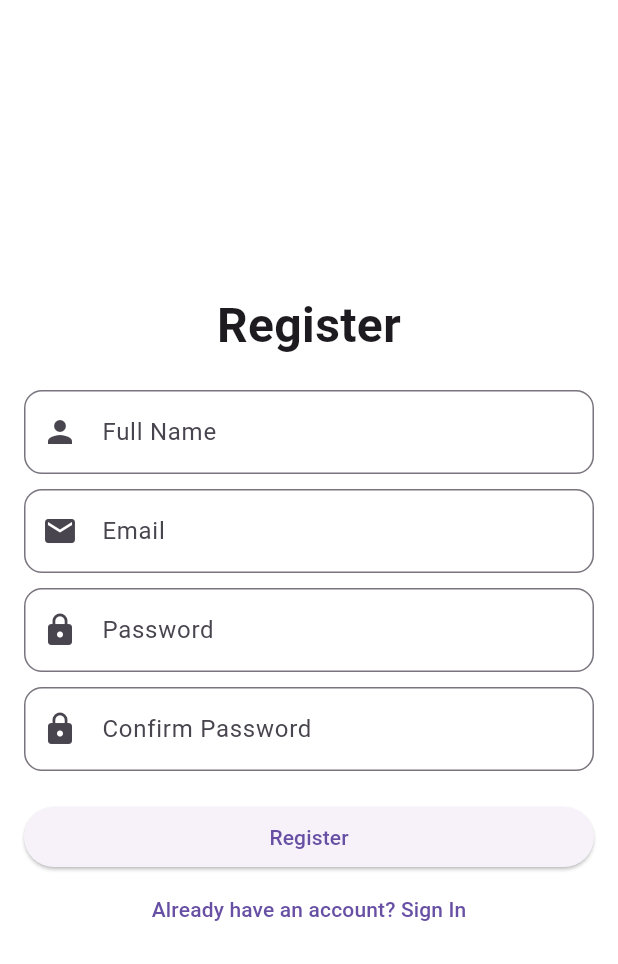
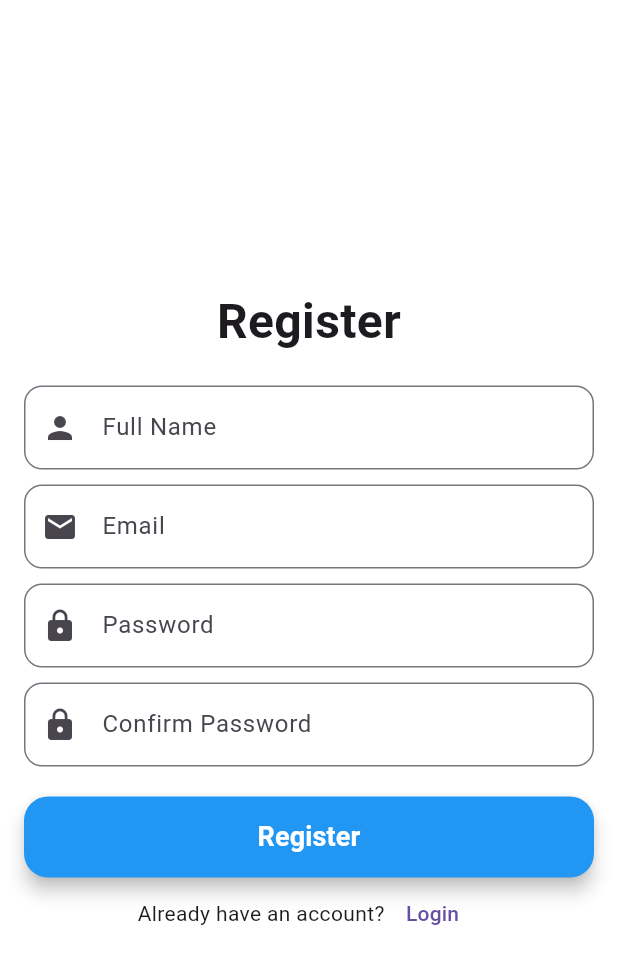
Before and after one commit to AmnaArifHussainC/paniwala, a Flutter app: the RegisterScreen screen opened directly, on a phone screen of 412 x 824 dp. Shown: the top 964 px of the screen. Run offline on Flutter 3.47's test engine with Material 3 defaults, Android fonts, the phone set to English and light mode, and no system bars; missing offline and left inert: onboarding_intro_screen.

Commit message:
Merge remote-tracking branch 'origin/master'

```diff
--- a/lib/view/user_auth/register.dart
+++ b/lib/view/user_auth/register.dart
@@ -1,9 +1,15 @@
 import 'package:flutter/material.dart';
-
+import 'package:paniwala/view/user_auth/signin.dart';
+import '../../widgets/custome_btn_auth.dart';
 import '../../widgets/custome_text_field.dart';
 
 class RegisterScreen extends StatelessWidget {
-  const RegisterScreen({super.key});
+   RegisterScreen({super.key});
+
+  final TextEditingController fullNameController = TextEditingController();
+  final TextEditingController emailController = TextEditingController();
+  final TextEditingController passwordController = TextEditingController();
+  final TextEditingController confirmPasswordController = TextEditingController();
 
   @override
   Widget build(BuildContext context) {
@@ -22,39 +28,50 @@ class RegisterScreen extends StatelessWidget {
             ),
             const SizedBox(height: 20),
             CustomTextField(
+              controller: fullNameController,
               hintText: "Full Name",
               icon: Icons.person,
             ),
             const SizedBox(height: 10),
             CustomTextField(
+              controller: emailController,
               hintText: "Email",
               icon: Icons.email,
             ),
             const SizedBox(height: 10),
             CustomTextField(
+              controller: passwordController,
               hintText: "Password",
               icon: Icons.lock,
               obscureText: true,
             ),
             const SizedBox(height: 10),
             CustomTextField(
+              controller: confirmPasswordController,
               hintText: "Confirm Password",
               icon: Icons.lock,
               obscureText: true,
             ),
             const SizedBox(height: 20),
-            ElevatedButton(
+            CustomButton(
+              text: "Register",
               onPressed: () {
                 debugPrint("Register Pressed");
               },
-              child: const Text("Register"),
+              color: Colors.blue,
             ),
-            TextButton(
-              onPressed: () {
-                Navigator.pop(context);
-              },
-              child: const Text("Already have an account? Sign In"),
-            ),
+            Row(
+              mainAxisAlignment: MainAxisAlignment.center,
+              children: [
+                Text("Already have an account?"),
+                TextButton(
+                    onPressed: (){
+                      Navigator.push(context, MaterialPageRoute(builder: (context)=>SignInScreen()));
+                    },
+                    child: Text("Login")
+                )
+              ],
+            )
           ],
         ),
       ),
--- a/lib/widgets/custome_text_field.dart
+++ b/lib/widgets/custome_text_field.dart
@@ -4,17 +4,20 @@ class CustomTextField extends StatelessWidget {
   final String hintText;
   final IconData icon;
   final bool obscureText;
+  final TextEditingController controller;
 
   const CustomTextField({
     super.key,
     required this.hintText,
     required this.icon,
     this.obscureText = false,
+    required this.controller,
   });
 
   @override
   Widget build(BuildContext context) {
     return TextField(
+      controller: controller,
       obscureText: obscureText,
       decoration: InputDecoration(
         hintText: hintText,
```
Also changed, not shown: lib/view/user_auth/signin.dart (+24 -10 lines).
